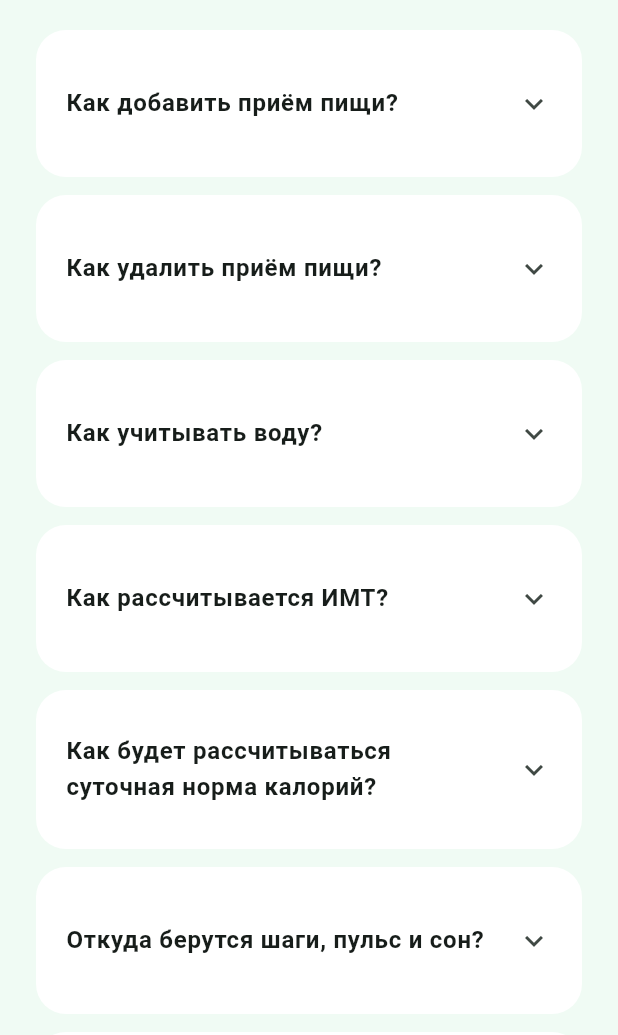
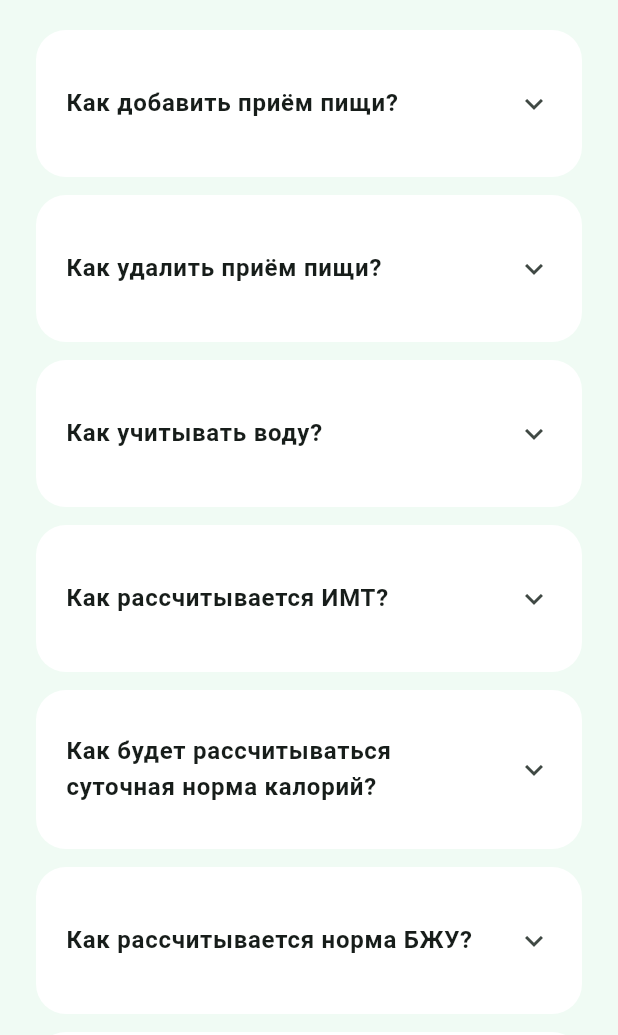
Before and after one commit to 4oys/health_app_ui, a Flutter app: the HelpScreen screen opened directly, on a phone screen of 412 x 824 dp, the part 201-1236 px from its top. Run offline on Flutter 3.47's test engine with Material 3 defaults, Android fonts, the phone set to English and light mode, and no system bars.

Commit message:
feat(help): объяснить расчёт нормы и учёт БЖУ

```diff
--- a/lib/features/help/presentation/help_screen.dart
+++ b/lib/features/help/presentation/help_screen.dart
@@ -86,6 +86,29 @@ class HelpScreen extends StatelessWidget {
           ),
           SizedBox(height: 12),
           _HelpQuestion(
+            question: 'Как рассчитывается норма БЖУ?',
+            answer:
+                'Сейчас цели на главной примерные: при 2200 ккал показаны '
+                '140 г белков, 70 г жиров и 260 г углеводов. Они пока не '
+                'подбираются по параметрам профиля или выбранной цели.\n\n'
+                'Для будущего персонального расчёта сначала определяется '
+                'суточная цель в калориях. Затем выбирается доля каждого '
+                'нутриента с учётом веса, активности и цели. Один грамм '
+                'белков или углеводов даёт примерно 4 ккал, один грамм '
+                'жиров — 9 ккал. Поэтому:\n'
+                'белки (г) = калории × доля белков / 4;\n'
+                'жиры (г) = калории × доля жиров / 9;\n'
+                'углеводы (г) = калории × доля углеводов / 4.\n\n'
+                'Общие ориентиры для взрослых: белки — 10–35% энергии, '
+                'жиры — 20–35%, углеводы — 45–65%. Единого соотношения '
+                'для всех нет. Например, при силовых тренировках цель по '
+                'белку может дополнительно рассчитываться по массе тела.\n\n'
+                'А съеденные за день БЖУ уже считаются по каждому продукту: '
+                'значение на 100 г × вес порции / 100. Затем все записи '
+                'за день суммируются.',
+          ),
+          SizedBox(height: 12),
+          _HelpQuestion(
             question: 'Откуда берутся шаги, пульс и сон?',
             answer:
                 'Сейчас на экранах показаны примерные значения. Получение '
```
